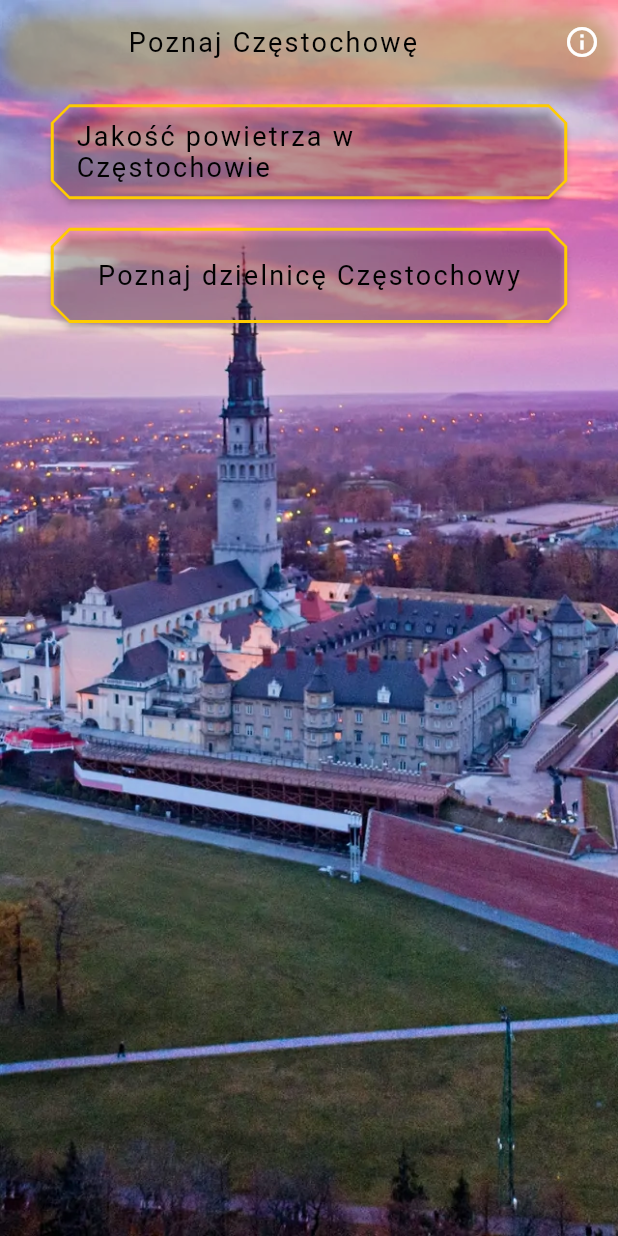
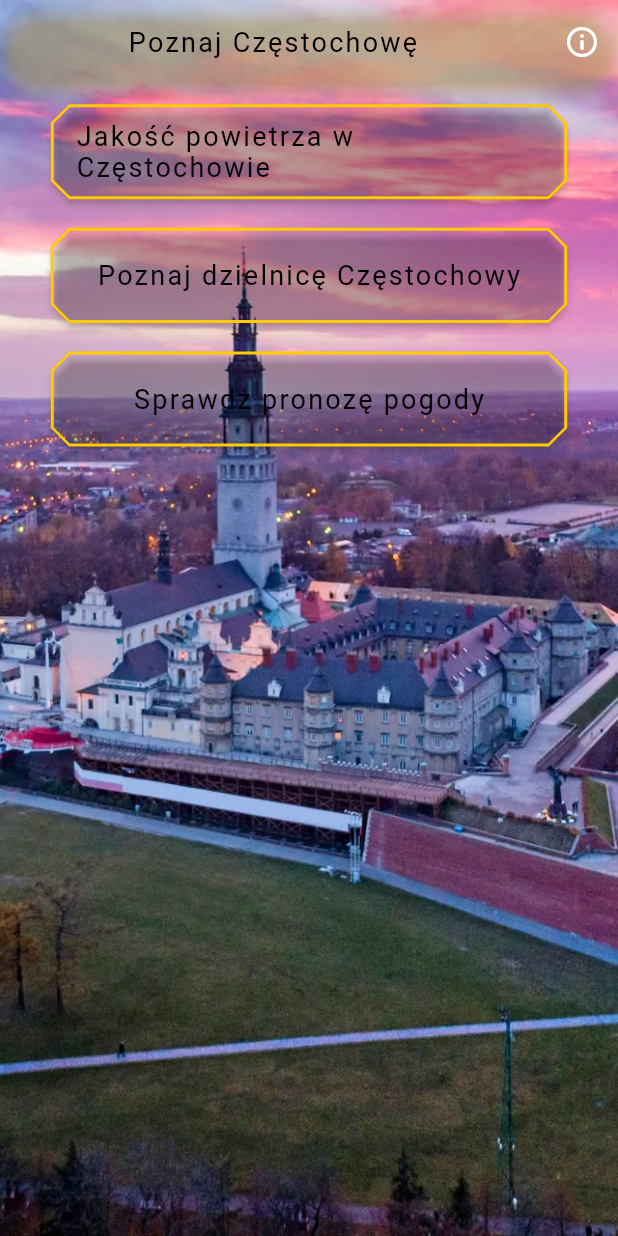
Before and after one commit to grzegorzcichon/Cze-wa_apk, a Flutter app: the screen it shows after launch, on a phone screen of 412 x 824 dp. Run offline on Flutter 3.47's test engine with Material 2 defaults, Android fonts, the phone set to English and light mode, and no system bars; our stand-ins replace bloc, cached_network_image, device_info_plus, flutter_bloc, full_screen_image_null_safe, google_fonts.

Commit message:
Add wather button to main page

```diff
--- a/lib/resources/strings/strings.dart
+++ b/lib/resources/strings/strings.dart
@@ -43,6 +43,7 @@ class Buttons {
   const Buttons();
   final String aircondition = "Jakość powietrza w Częstochowie";
   final String gotoczestochowadustrict = "Poznaj dzielnicę Częstochowy";
+  final String gotowatherforecast = "Sprawdż pronozę pogody";
   final String reloaddata = "Odśwież dane";
   final String close = "zamknij";
 }
--- a/lib/views/home_page/home_page.dart
+++ b/lib/views/home_page/home_page.dart
@@ -81,9 +81,9 @@ class Home extends StatelessWidget {
                       height: MediaQuery.of(context).size.height * 0.1,
                       child: _buildGotoDiscritsc()),
                   Container(
-                    width: MediaQuery.of(context).size.width / 1.2,
-                    height: MediaQuery.of(context).size.height * 0.1,
-                  )
+                      width: MediaQuery.of(context).size.width / 1.2,
+                      height: MediaQuery.of(context).size.height * 0.1,
+                      child: _buildGotoWeather()),
                 ],
               ),
             )),
@@ -138,4 +138,25 @@ class Home extends StatelessWidget {
           ));
     });
   }
+
+  Widget _buildGotoWeather({Widget? child}) {
+    return Builder(builder: (context) {
+      return Container(
+          margin: EdgeInsets.only(top: 20),
+          child: BaseButton(
+            color: Theme.of(context).colorScheme.basebuttonColor,
+            textView: Text(Str.buttons.gotowatherforecast,
+                textAlign: TextAlign.left,
+                style: TextStyles.overline(
+                    color: Theme.of(context).colorScheme.fontblacktext,
+                    context: context)),
+            onPressed: () {
+              Navigator.push(
+                context,
+                MaterialPageRoute(builder: (context) => DistrictsMainPage()),
+              );
+            },
+          ));
+    });
+  }
 }
```
Also changed, not shown: 2 other files.
